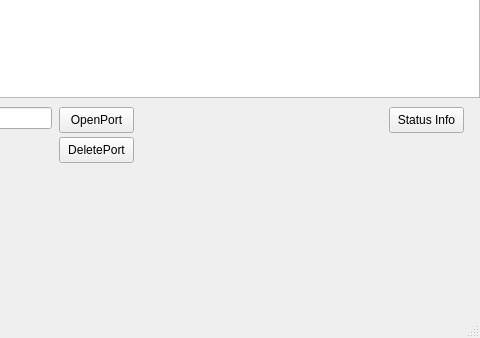
This is testUpnp/src/mainWindow.ui in KDE/kopete as Qt 5 draws it before an edit; both pictures show x 111 to 591 and y 143 to 481 of the 591 by 481 pixel window. The edited form follows.
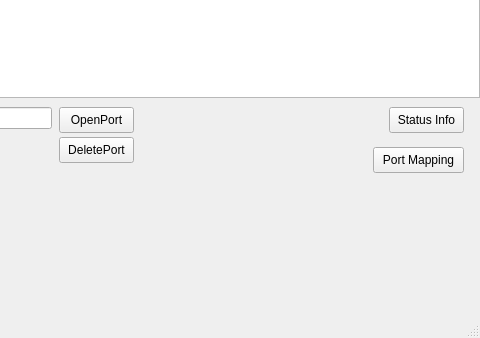
This is the edited form.

Commit message: adding some methode in the class argument and upnpKopete

```diff
--- a/testUpnp/src/mainWindow.ui
+++ b/testUpnp/src/mainWindow.ui
@@ -98,6 +98,19 @@
      <string>Status Info</string>
     </property>
    </widget>
+   <widget class="QPushButton" name="btMapping" >
+    <property name="geometry" >
+     <rect>
+      <x>484</x>
+      <y>290</y>
+      <width>91</width>
+      <height>26</height>
+     </rect>
+    </property>
+    <property name="text" >
+     <string>Port Mapping</string>
+    </property>
+   </widget>
   </widget>
   <widget class="QMenuBar" name="menubar" >
    <property name="geometry" >
```
The commit also changes 6 other files.
